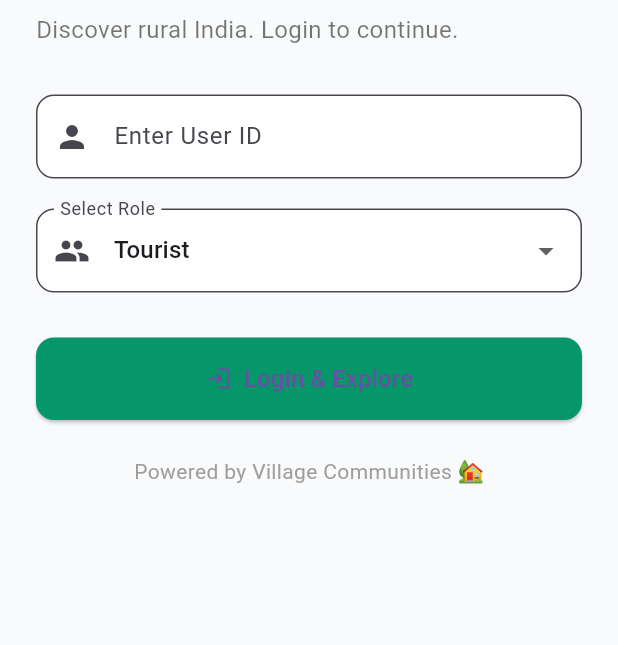
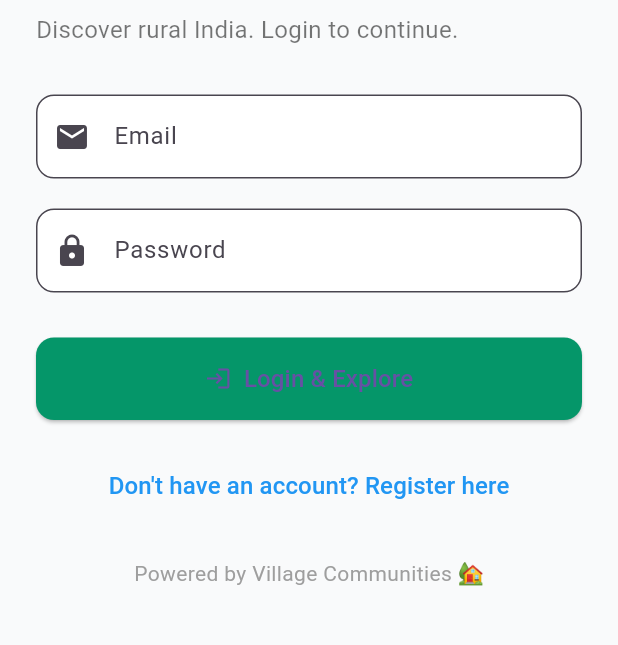
Before and after one commit to Abhinand-2/VillageStay, a Flutter app: the screen it shows after launch, on a phone screen of 412 x 824 dp, the part 444-1089 px from its top. Run offline on Flutter 3.47's test engine with Material 3 defaults, Android fonts, the light colour scheme and no system bars; our stand-ins replace shared_preferences, supabase_flutter; accounts and stored records are empty; network calls fail.

Commit message:
login and register

```diff
--- a/gramvista/lib/features/auth/pages/login_page.dart
+++ b/gramvista/lib/features/auth/pages/login_page.dart
@@ -1,66 +1,8 @@
-// import 'package:flutter/material.dart';
-// import 'package:shared_preferences/shared_preferences.dart';
-// import '../../home/pages/explore_page.dart';
-
-// class LoginPage extends StatefulWidget {
-//   const LoginPage({super.key});
-
-//   @override
-//   State<LoginPage> createState() => _LoginPageState();
-// }
-
-// class _LoginPageState extends State<LoginPage> {
-//   String role = 'tourist';
-//   final TextEditingController _userIdController = TextEditingController();
-
-//   Future<void> _login() async {
-//     final prefs = await SharedPreferences.getInstance();
-//     await prefs.setString('role', role);
-//     await prefs.setString('user_id', _userIdController.text);
-
-//     // Restart app state
-//     Navigator.pushReplacement(
-//       context,
-//       MaterialPageRoute(builder: (_) => const ExplorePage()),
-//     );
-//   }
-
-//   @override
-//   Widget build(BuildContext context) {
-//     return Scaffold(
-//       appBar: AppBar(title: const Text('VillageStay Login')),
-//       body: Padding(
-//         padding: const EdgeInsets.all(16.0),
-//         child: Column(
-//           children: [
-//             TextField(
-//               controller: _userIdController,
-//               decoration: const InputDecoration(
-//                 labelText: 'Enter Dummy User ID',
-//               ),
-//             ),
-//             const SizedBox(height: 20),
-//             DropdownButtonFormField<String>(
-//               value: role,
-//               decoration: const InputDecoration(labelText: 'Select Role'),
-//               items: ['tourist', 'merchant', 'admin'].map((r) {
-//                 return DropdownMenuItem(value: r, child: Text(r));
-//               }).toList(),
-//               onChanged: (val) {
-//                 if (val != null) setState(() => role = val);
-//               },
-//             ),
-//             const SizedBox(height: 30),
-//             ElevatedButton(onPressed: _login, child: const Text('Login')),
-//           ],
-//         ),
-//       ),
-//     );
-//   }
-// }
 import 'package:flutter/material.dart';
 import 'package:shared_preferences/shared_preferences.dart';
+import 'package:supabase_flutter/supabase_flutter.dart';
 import '../../home/pages/explore_page.dart';
+import 'register_page.dart';
 
 class LoginPage extends StatefulWidget {
   const LoginPage({super.key});
@@ -70,18 +12,51 @@ class LoginPage extends StatefulWidget {
 }
 
 class _LoginPageState extends State<LoginPage> {
-  String role = 'tourist';
-  final TextEditingController _userIdController = TextEditingController();
+  final supabase = Supabase.instance.client;
+  final TextEditingController _emailController = TextEditingController();
+  final TextEditingController _passwordController = TextEditingController();
+  bool _loading = false;
 
   Future<void> _login() async {
+    setState(() => _loading = true);
+    try {
+      final response = await supabase.auth.signInWithPassword(
+        email: _emailController.text.trim(),
+        password: _passwordController.text.trim(),
+      );
+
+      final user = response.user;
+      if (user == null) throw 'Invalid credentials or email not confirmed.';
+
+      // Fetch user role from 'users' table
+      final data = await supabase
+          .from('users')
+          .select('role')
+          .eq('auth_id', user.id)
+          .single();
+
       final prefs = await SharedPreferences.getInstance();
-    await prefs.setString('role', role);
-    await prefs.setString('user_id', _userIdController.text);
+      await prefs.setString('user_id', user.id);
+      await prefs.setString('role', data['role'] ?? 'tourist');
 
       Navigator.pushReplacement(
         context,
         MaterialPageRoute(builder: (_) => const ExplorePage()),
       );
+    } catch (error) {
+      ScaffoldMessenger.of(context).showSnackBar(
+        SnackBar(content: Text('Login Error: ${error.toString()}')),
+      );
+    } finally {
+      setState(() => _loading = false);
+    }
+  }
+
+  @override
+  void dispose() {
+    _emailController.dispose();
+    _passwordController.dispose();
+    super.dispose();
   }
 
   @override
@@ -94,7 +69,6 @@ class _LoginPageState extends State<LoginPage> {
           child: Column(
             crossAxisAlignment: CrossAxisAlignment.stretch,
             children: [
-              // Header Image
               ClipRRect(
                 borderRadius: BorderRadius.circular(12),
                 child: Image.network(
@@ -104,7 +78,6 @@ class _LoginPageState extends State<LoginPage> {
                 ),
               ),
               const SizedBox(height: 24),
-
               const Text(
                 'Welcome to VillageStay',
                 style: TextStyle(
@@ -121,10 +94,10 @@ class _LoginPageState extends State<LoginPage> {
               const SizedBox(height: 32),
 
               TextField(
-                controller: _userIdController,
+                controller: _emailController,
                 decoration: InputDecoration(
-                  labelText: 'Enter User ID',
-                  prefixIcon: const Icon(Icons.person),
+                  labelText: 'Email',
+                  prefixIcon: const Icon(Icons.email),
                   border: OutlineInputBorder(
                     borderRadius: BorderRadius.circular(12),
                   ),
@@ -134,32 +107,28 @@ class _LoginPageState extends State<LoginPage> {
               ),
               const SizedBox(height: 20),
 
-              DropdownButtonFormField<String>(
-                value: role,
+              TextField(
+                controller: _passwordController,
+                obscureText: true,
                 decoration: InputDecoration(
-                  labelText: 'Select Role',
-                  prefixIcon: const Icon(Icons.people),
+                  labelText: 'Password',
+                  prefixIcon: const Icon(Icons.lock),
                   border: OutlineInputBorder(
                     borderRadius: BorderRadius.circular(12),
                   ),
                   filled: true,
                   fillColor: Colors.white,
                 ),
-                items: const [
-                  DropdownMenuItem(value: 'tourist', child: Text('Tourist')),
-                  DropdownMenuItem(value: 'merchant', child: Text('Merchant')),
-                  DropdownMenuItem(value: 'admin', child: Text('Admin')),
-                ],
-                onChanged: (val) {
-                  if (val != null) setState(() => role = val);
-                },
               ),
               const SizedBox(height: 30),
 
               ElevatedButton.icon(
-                onPressed: _login,
+                onPressed: _loading ? null : _login,
                 icon: const Icon(Icons.login),
-                label: const Text(
+                label: _loading
+                    ? const CircularProgressIndicator(
+                        color: Colors.white, strokeWidth: 2)
+                    : const Text(
                         'Login & Explore',
                         style: TextStyle(fontSize: 16),
                       ),
@@ -171,8 +140,22 @@ class _LoginPageState extends State<LoginPage> {
                   ),
                 ),
               ),
+              const SizedBox(height: 20),
+
+              TextButton(
+                onPressed: () {
+                  Navigator.push(
+                    context,
+                    MaterialPageRoute(builder: (_) => const RegisterPage()),
+                  );
+                },
+                child: const Text(
+                  "Don't have an account? Register here",
+                  style: TextStyle(fontSize: 16, color: Colors.blue),
+                ),
+              ),
+
               const SizedBox(height: 24),
-
               const Center(
                 child: Text(
                   'Powered by Village Communities 🏡',
```
Also changed, not shown: gramvista/lib/features/auth/pages/register_page.dart (added, +170 -0 lines), gramvista/lib/features/merchant_dashboard/pages/merchant_dashboard_page.dart (+51 -51 lines). Lines whose indentation alone changed are shown as unchanged.
